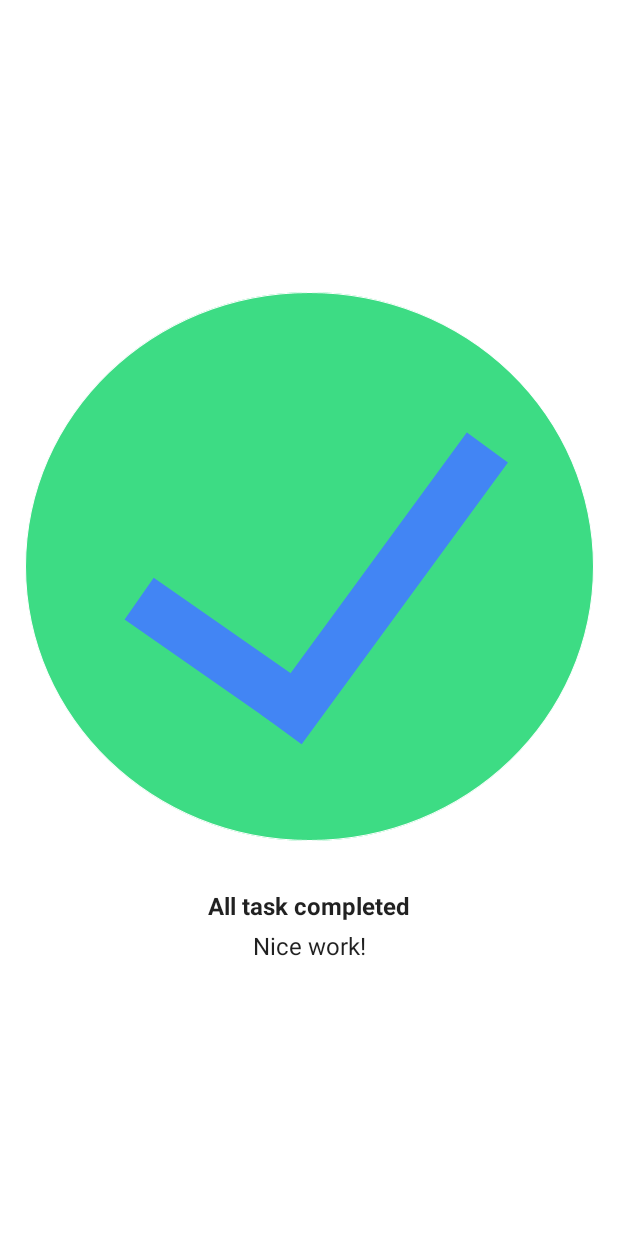
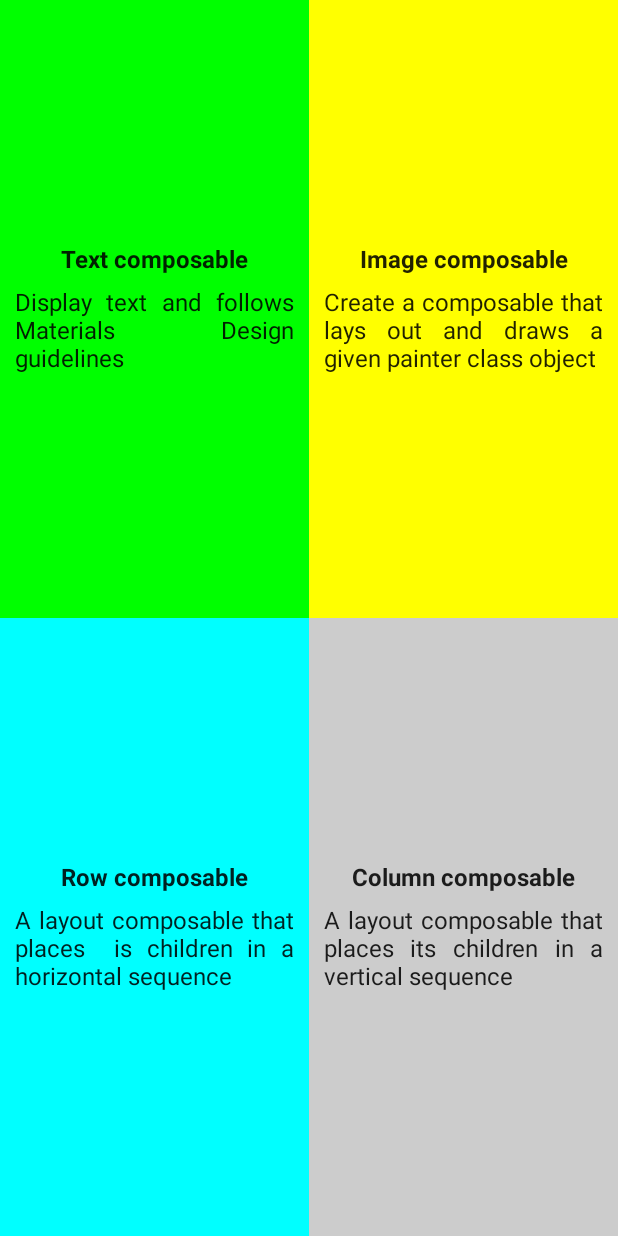
Before and after one commit to ngoc2003/KotlinStudy, an Android app built with Jetpack Compose: the @Preview function DefaultPreview, on a phone screen of 412 x 824 dp. Run offline under Robolectric (Android 15) with nearby library versions, the phone set to English and light mode, and no system bars.

Commit message:
done homework 2

```diff
--- a/app/src/main/java/com/example/thipchcmng/MainActivity.kt
+++ b/app/src/main/java/com/example/thipchcmng/MainActivity.kt
@@ -4,6 +4,7 @@ import androidx.compose.foundation.Image
 import android.os.Bundle
 import androidx.activity.ComponentActivity
 import androidx.activity.compose.setContent
+import androidx.compose.foundation.background
 import androidx.compose.foundation.layout.*
 import androidx.compose.ui.unit.dp
 import androidx.compose.material.MaterialTheme
@@ -23,6 +24,7 @@ import androidx.compose.ui.Alignment
 import androidx.compose.ui.res.stringResource
 import androidx.compose.foundation.layout.Arrangement
 import androidx.compose.ui.text.font.FontWeight
+import androidx.compose.ui.text.style.TextAlign
 
 class MainActivity : ComponentActivity() {
     override fun onCreate(savedInstanceState: Bundle?) {
@@ -60,6 +62,8 @@ fun BirthdayGreetingWithText(name: String, from: String) {
     }
 }
 
+
+// Layout Row and Column in Kotlin
 @Composable
 fun StudyLayout() {
     Row {
@@ -74,6 +78,8 @@ fun StudyLayout() {
     }
 
 }
+
+// Birthday Greeting with Image and text
 @Composable
 fun BirthdayGreeting(name: String, from: String) {
     val image = painterResource(R.drawable.birthcake)
@@ -99,10 +105,13 @@ fun Greeting(name: String) {
     }
 }
 
+// Show task complete
 @Composable
 fun CompleteTask() {
     Column(
-        modifier = Modifier.fillMaxWidth().fillMaxHeight(),
+        modifier = Modifier
+            .fillMaxWidth()
+            .fillMaxHeight(),
         horizontalAlignment = Alignment.CenterHorizontally,
         verticalArrangement = Arrangement.Center
     ) {
@@ -121,7 +130,67 @@ fun CompleteTask() {
             fontSize = 16.sp
         )
     }
+}
 
+// Compose Quadrant
+@Composable
+fun card(title: String, description: String, backgroundColor: Color, modifier: Modifier = Modifier) {
+    Column(
+        modifier = modifier.fillMaxSize().background(backgroundColor).padding(10.dp),
+        horizontalAlignment = Alignment.CenterHorizontally,
+        verticalArrangement = Arrangement.Center
+    ) {
+        Text(
+            text = title,
+            fontWeight = FontWeight.Bold,
+            modifier = Modifier.padding(bottom = 10.dp)
+        )
+        Text(
+            text = description,
+            textAlign = TextAlign.Justify
+        )
+    }
+}
+@Composable
+fun quadrant(){
+    Column(
+        modifier = Modifier
+            .fillMaxWidth()
+            .fillMaxHeight()
+    ) {
+        Row(Modifier.weight(1f)){
+            card(
+                "Text composable",
+                "Display text and follows Materials Design guidelines",
+                backgroundColor = Color.Green,
+                modifier = Modifier.weight(1f)
+
+            )
+            card(
+                "Image composable",
+                "Create a composable that lays out and draws a given painter class object",
+                backgroundColor = Color.Yellow,
+                modifier = Modifier.weight(1f)
+
+            )
+
+        }
+        Row(Modifier.weight(1f)) {
+            card(
+                "Row composable",
+                "A layout composable that places  is children in a horizontal sequence",
+                backgroundColor = Color.Cyan,
+                modifier = Modifier.weight(1f)
+            )
+            card(
+                "Column composable",
+                "A layout composable that places its children in a vertical sequence",
+                backgroundColor = Color.LightGray,
+                modifier = Modifier.weight(1f)
+
+            )
+        }
+    }
 }
 
 @Preview(showBackground = true, name = "My Preview")
@@ -129,6 +198,7 @@ fun CompleteTask() {
 fun DefaultPreview() {
     ThiệpChúcMừngTheme {
 //        BirthdayGreeting(stringResource(R.string.happy_birthday_text), stringResource(R.string.signnature))
-        CompleteTask()
+//        CompleteTask()
+        quadrant()
     }
 }
```
